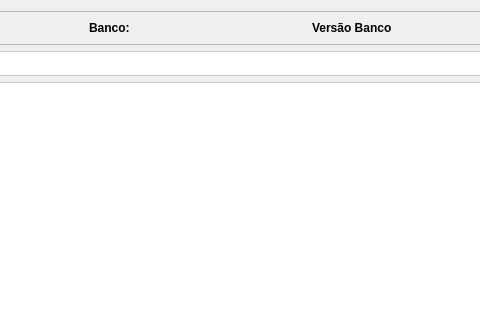
pierrecampos/pyDatabaseAdministrator, file views/ui/ManageDatabaseScreen.ui: the form before one commit; both pictures show x 156 to 636 and y 0 to 320 of the 746 by 604 pixel window.
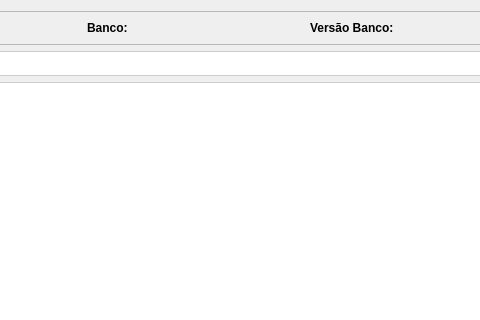
The form after the commit.

Commit message: Adicionado Labels em Configurações

What changed in the file:
```diff
--- a/views/ui/ManageDatabaseScreen.ui
+++ b/views/ui/ManageDatabaseScreen.ui
@@ -91,7 +91,7 @@
          </font>
         </property>
         <property name="text">
-         <string>Versão Banco</string>
+         <string>Versão Banco:</string>
         </property>
        </widget>
       </item>
```
The commit also changes 4 other files.
